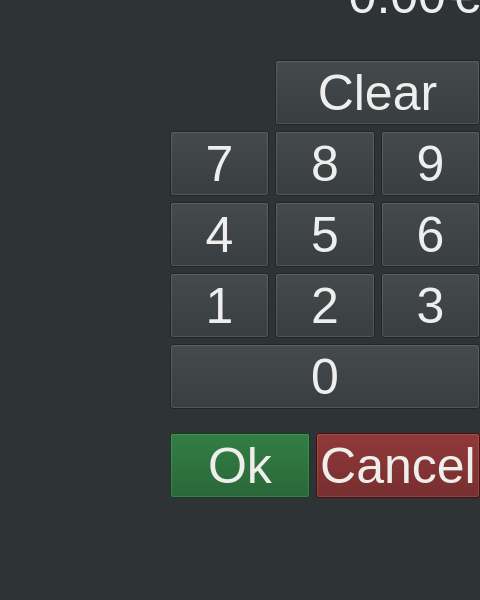
Old version of the form frontend/cashin.ui in the repository hadiko-i6/zischr; both pictures show x 179 to 659 and y 148 to 748 of the 1008 by 748 pixel window.
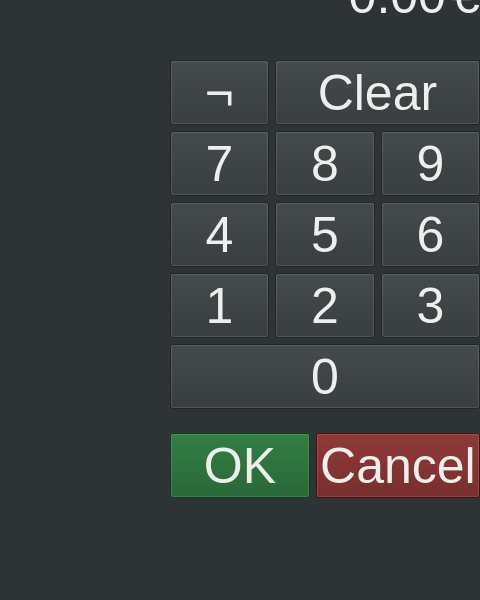
New version of the form.

Commit message: Frontend: Add negation button to cashin

The edit to the form file:
```diff
--- a/frontend/cashin.ui
+++ b/frontend/cashin.ui
@@ -41,7 +41,7 @@
          <string notr="true">background-color: rgb(18, 88, 35);</string>
         </property>
         <property name="text">
-         <string>Ok</string>
+         <string>OK</string>
         </property>
        </widget>
       </item>
@@ -138,6 +138,13 @@
         </property>
        </widget>
       </item>
+      <item row="0" column="1">
+       <widget class="QPushButton" name="Negate">
+        <property name="text">
+         <string>¬</string>
+        </property>
+       </widget>
+      </item>
      </layout>
     </widget>
    </item>
```
The commit also changes 2 other files.
